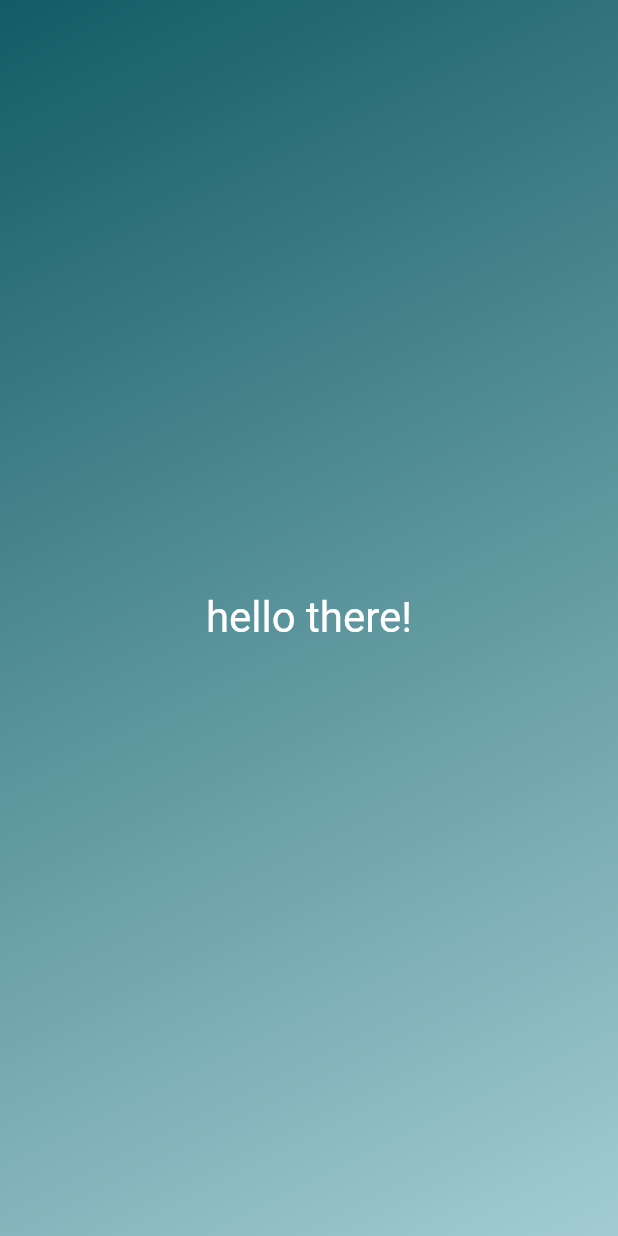
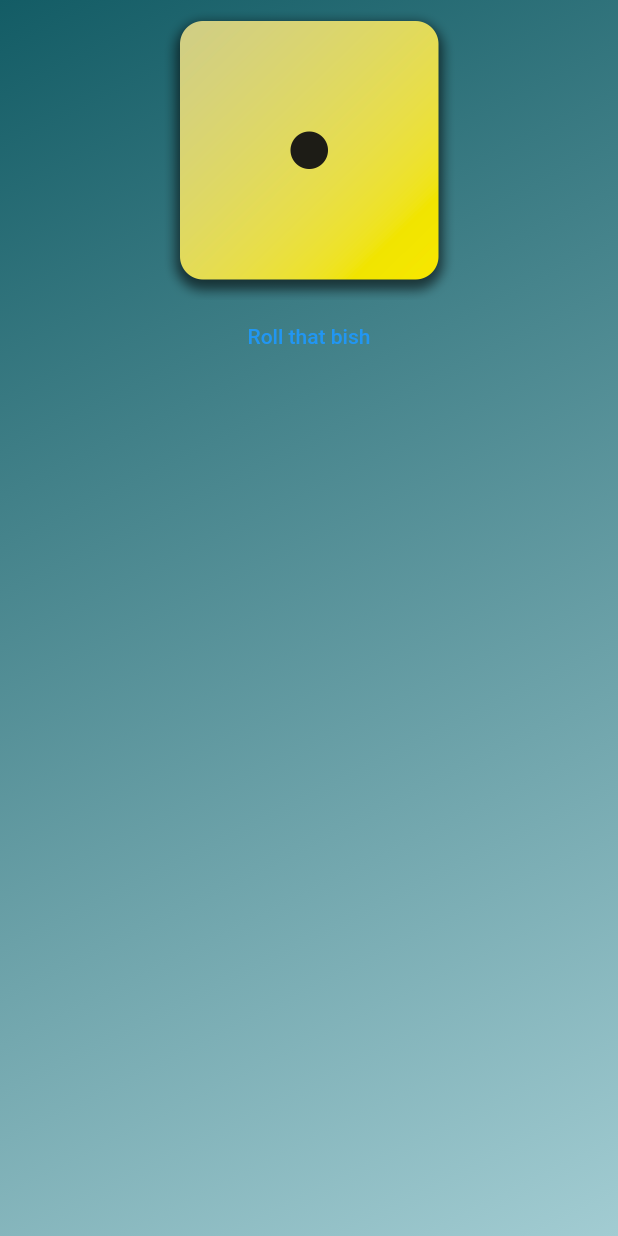
Before and after one commit to alucernoni/Dart_Dice_SampleProject, a Flutter app: the screen it shows after launch, on a phone screen of 412 x 824 dp. Run offline on Flutter 3.47's test engine with Material 2 defaults, Android fonts, the phone set to English and light mode, and no system bars.

Commit message:
added assets folder to contain images and changed gradientcontainer widget to display a dice image and a button

```diff
--- a/lib/gradient_container_class.dart
+++ b/lib/gradient_container_class.dart
@@ -22,10 +22,40 @@ class GradientContainer extends StatelessWidget {
   //   );
   // }
 
+  // const GradientContainer(this.color1, this.color2, {super.key});
+
+  // can make multiple constructor functions, like this one. in main.dart would simply pass body: GradientContainer.purple()
+  // const GradientContainer.purple({super.key})
+  //     : color1 = Color.fromARGB(255, 63, 25, 128),
+  //       color2 = Color.fromARGB(255, 167, 131, 229);
+
+  // final Color color1;
+  // final Color color2;
+
+  // @override
+  // Widget build(context) {
+  //   return Container(
+  //     decoration: BoxDecoration(
+  //       gradient: LinearGradient(
+  //         colors: [color1, color2],
+  //         begin: Alignment.topLeft,
+  //         end: Alignment.bottomRight,
+  //       ),
+  //     ),
+  //     child: const Center(
+  //       child: TextWidget('hello there!'),
+  //     ),
+  //   );
+  // }
+
   const GradientContainer(this.color1, this.color2, {super.key});
 
   final Color color1;
   final Color color2;
+
+  void rollDice() {
+    // code to roll dice
+  }
 
   @override
   Widget build(context) {
@@ -37,8 +67,21 @@ class GradientContainer extends StatelessWidget {
           end: Alignment.bottomRight,
         ),
       ),
-      child: const Center(
-        child: TextWidget('hello there!'),
+      child: Center(
+        child: Column(
+          children: [
+            Image.asset(
+              'assets/images/dice-1.png',
+              width: 200,
+            ),
+            TextButton(
+              // onPressed: () {
+              //  anonymous function code
+              // },
+              onPressed: rollDice,
+              child: const Text('Roll that bish')),
+          ],
+        ),
       ),
     );
   }
```
Also changed, not shown: pubspec.yaml (+8 -3 lines), assets/images/dice-1.png (added), assets/images/dice-2.png (added), assets/images/dice-3.png (added), assets/images/dice-4.png (added), assets/images/dice-5.png (added), assets/images/dice-6.png (added).
